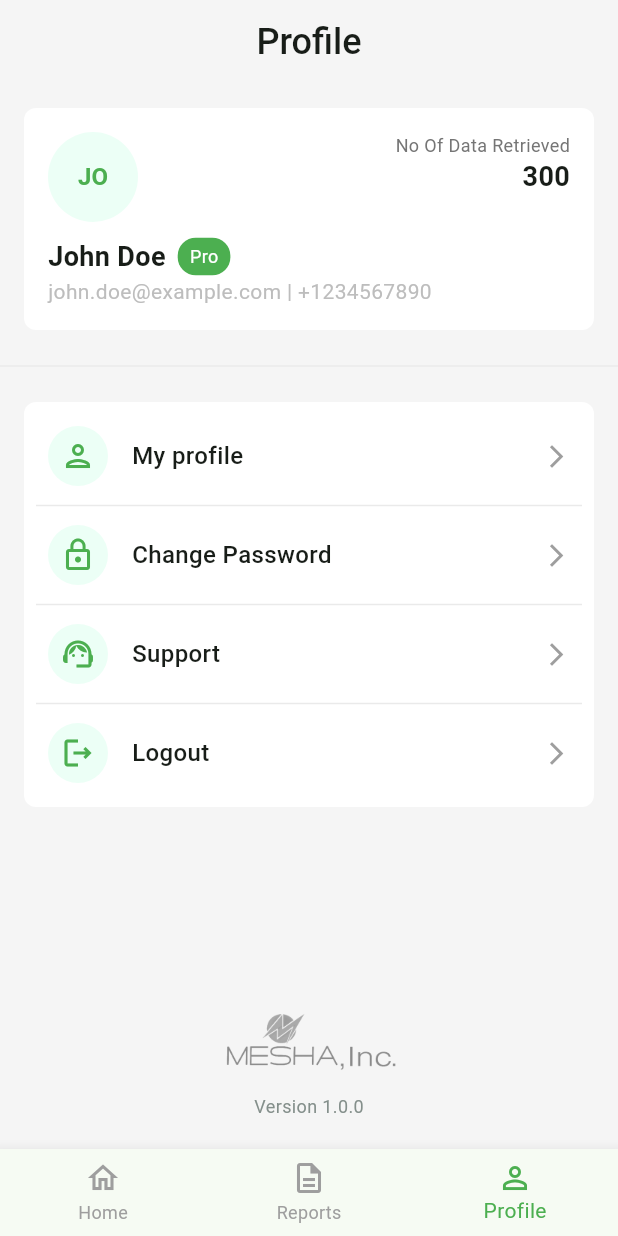
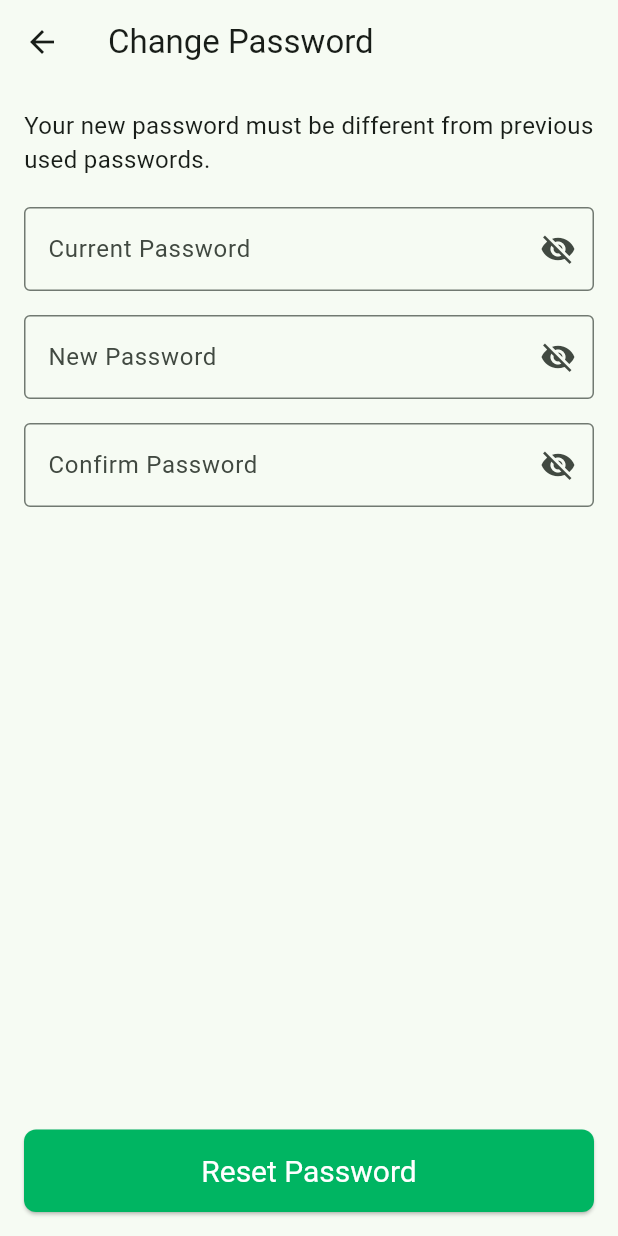
Before and after one commit to mYashavanth/mesha_bluetooth_app, a Flutter app: the ProfileScreen screen opened by its route, item 3 of the bottom bar chosen, after a tap on "Change Password", on a phone screen of 412 x 824 dp. Run offline on Flutter 3.47's test engine with Material 3 defaults, Android fonts, the phone set to English and light mode, and no system bars; our stand-ins replace flutter_svg.

Commit message:
added profile page

```diff
--- a/lib/main.dart
+++ b/lib/main.dart
@@ -1,8 +1,9 @@
 import 'package:flutter/material.dart';
 import 'package:flutter_localizations/flutter_localizations.dart';
+import 'package:mesha_bluetooth_data_retrieval/views/change_password.dart';
 import 'package:mesha_bluetooth_data_retrieval/views/home_bluetooth.dart';
-// import 'package:mesha_bluetooth_data_retrieval/views/navigation.dart';
 import 'package:mesha_bluetooth_data_retrieval/views/login.dart';
+import 'package:mesha_bluetooth_data_retrieval/views/my_profile.dart';
 import 'package:mesha_bluetooth_data_retrieval/views/profile.dart';
 import 'package:mesha_bluetooth_data_retrieval/views/reports.dart';
 import 'package:mesha_bluetooth_data_retrieval/views/splash_screen.dart';
@@ -90,12 +91,12 @@ class MyApp extends StatelessWidget {
       home: const SplashScreen(),
       routes: {
         '/login': (context) => const LogIn(),
-        // '/navigation': (context) => const Navigation(currentIndex: 0),
         '/home': (context) => const BluetoothDeviceManager(),
-        '/test': (context) => const HomeScreen(),
         '/reports': (context) => const ReportsScreen(),
         '/profile': (context) => const ProfileScreen(),
-        '/splash': (context) => const SplashScreen(),
+        '/my_profile': (context) => MyProfile(),
+        '/change_password': (context) => const ChangePasswordPage(),
+        '/test': (context) => const HomeScreen(),
       },
     );
   }
--- /dev/null
+++ b/lib/views/change_password.dart
@@ -0,0 +1,172 @@
+import 'package:flutter/material.dart';
+
+class ChangePasswordPage extends StatefulWidget {
+  const ChangePasswordPage({super.key});
+
+  @override
+  State<ChangePasswordPage> createState() => _ChangePasswordPageState();
+}
+
+class _ChangePasswordPageState extends State<ChangePasswordPage> {
+  final TextEditingController currentPasswordController =
+      TextEditingController();
+  final TextEditingController newPasswordController = TextEditingController();
+  final TextEditingController confirmPasswordController =
+      TextEditingController();
+
+  final _formKey = GlobalKey<FormState>();
+
+  // Visibility toggles for password fields
+  bool isCurrentPasswordVisible = false;
+  bool isNewPasswordVisible = false;
+  bool isConfirmPasswordVisible = false;
+
+  // Regex for password validation
+  final RegExp passwordRegex = RegExp(r'^(?=.*[A-Z])(?=.*[a-z])(?=.*\W).{8,}$');
+
+  // Function to handle password reset
+  void resetPassword() {
+    if (_formKey.currentState!.validate()) {
+      String currentPassword = currentPasswordController.text.trim();
+      String newPassword = newPasswordController.text.trim();
+
+      // Simulate saving data and show a success message
+      ScaffoldMessenger.of(context).showSnackBar(
+        SnackBar(content: Text("Password reset successfully!")),
+      );
+
+      // Print updated values for debugging
+      print("Current Password: $currentPassword");
+      print("New Password: $newPassword");
+    }
+  }
+
+  @override
+  Widget build(BuildContext context) {
+    return Scaffold(
+      appBar: AppBar(
+        title: Text("Change Password"),
+      ),
+      body: SingleChildScrollView(
+        child: Padding(
+          padding: const EdgeInsets.all(16.0),
+          child: Form(
+            key: _formKey,
+            child: Column(
+              crossAxisAlignment: CrossAxisAlignment.start,
+              children: [
+                // Instruction Text
+                Text(
+                  "Your new password must be different from previous used passwords.",
+                  style: TextStyle(fontSize: 16),
+                ),
+                const SizedBox(height: 20),
+
+                // Current Password Field
+                TextFormField(
+                  controller: currentPasswordController,
+                  obscureText: !isCurrentPasswordVisible,
+                  decoration: InputDecoration(
+                    labelText: "Current Password",
+                    border: OutlineInputBorder(),
+                    suffixIcon: IconButton(
+                      icon: Icon(
+                        isCurrentPasswordVisible
+                            ? Icons.visibility
+                            : Icons.visibility_off,
+                      ),
+                      onPressed: () {
+                        setState(() {
+                          isCurrentPasswordVisible = !isCurrentPasswordVisible;
+                        });
+                      },
+                    ),
+                  ),
+                  validator: (value) {
+                    if (value == null || value.isEmpty) {
+                      return 'Current password cannot be empty';
+                    }
+                    return null;
+                  },
+                ),
+                const SizedBox(height: 16),
+
+                // New Password Field
+                TextFormField(
+                  controller: newPasswordController,
+                  obscureText: !isNewPasswordVisible,
+                  decoration: InputDecoration(
+                    labelText: "New Password",
+                    border: OutlineInputBorder(),
+                    suffixIcon: IconButton(
+                      icon: Icon(
+                        isNewPasswordVisible
+                            ? Icons.visibility
+                            : Icons.visibility_off,
+                      ),
+                      onPressed: () {
+                        setState(() {
+                          isNewPasswordVisible = !isNewPasswordVisible;
+                        });
+                      },
+                    ),
+                  ),
+                  validator: (value) {
+                    if (value == null || value.isEmpty) {
+                      return 'New password cannot be empty';
+                    } else if (!passwordRegex.hasMatch(value)) {
+                      return 'Password must contain at least 8 characters,\n1 uppercase, 1 lowercase, and 1 symbol.';
+                    }
+                    return null;
+                  },
+                ),
+                const SizedBox(height: 16),
+
+                // Confirm Password Field
+                TextFormField(
+                  controller: confirmPasswordController,
+                  obscureText: !isConfirmPasswordVisible,
+                  decoration: InputDecoration(
+                    labelText: "Confirm Password",
+                    border: OutlineInputBorder(),
+                    suffixIcon: IconButton(
+                      icon: Icon(
+                        isConfirmPasswordVisible
+                            ? Icons.visibility
+                            : Icons.visibility_off,
+                      ),
+                      onPressed: () {
+                        setState(() {
+                          isConfirmPasswordVisible = !isConfirmPasswordVisible;
+                        });
+                      },
+                    ),
+                  ),
+                  validator: (value) {
+                    if (value == null || value.isEmpty) {
+                      return 'Confirm password cannot be empty';
+                    } else if (value != newPasswordController.text.trim()) {
+                      return 'Passwords do not match';
+                    }
+                    return null;
+                  },
+                ),
+                const SizedBox(height: 16),
+              ],
+            ),
+          ),
+        ),
+      ),
+      bottomNavigationBar: Padding(
+        padding: const EdgeInsets.all(16.0),
+        child: ElevatedButton(
+          onPressed: resetPassword,
+          style: ElevatedButton.styleFrom(
+            minimumSize: Size(double.infinity, 50),
+          ),
+          child: Text("Reset Password"),
+        ),
+      ),
+    );
+  }
+}
--- a/pubspec.yaml
+++ b/pubspec.yaml
@@ -37,6 +37,7 @@ dependencies:
   flutter_localization: ^0.3.1
   flutter_blue_plus: ^1.35.2
   flutter_svg: ^2.0.17
+  url_launcher: ^6.3.1
 
 dev_dependencies:
   flutter_test:
```
Also changed, not shown: lib/views/my_profile.dart (added, +175 -0 lines), lib/views/profile.dart (+92 -0 lines), pubspec.lock, 1 other file.
